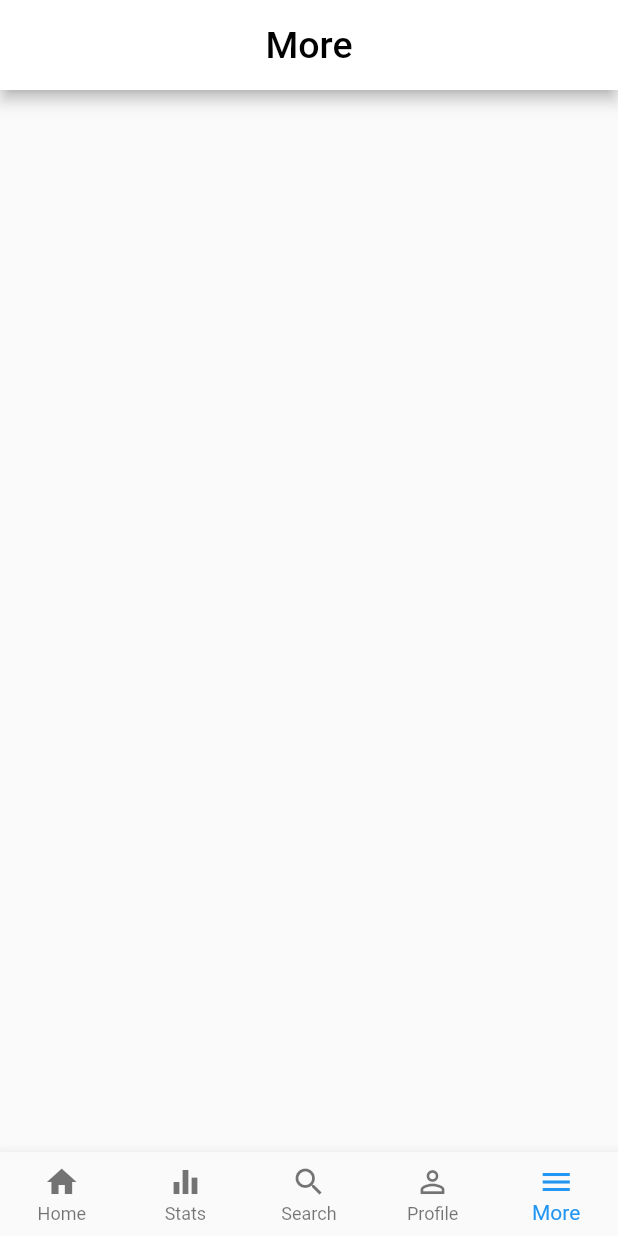
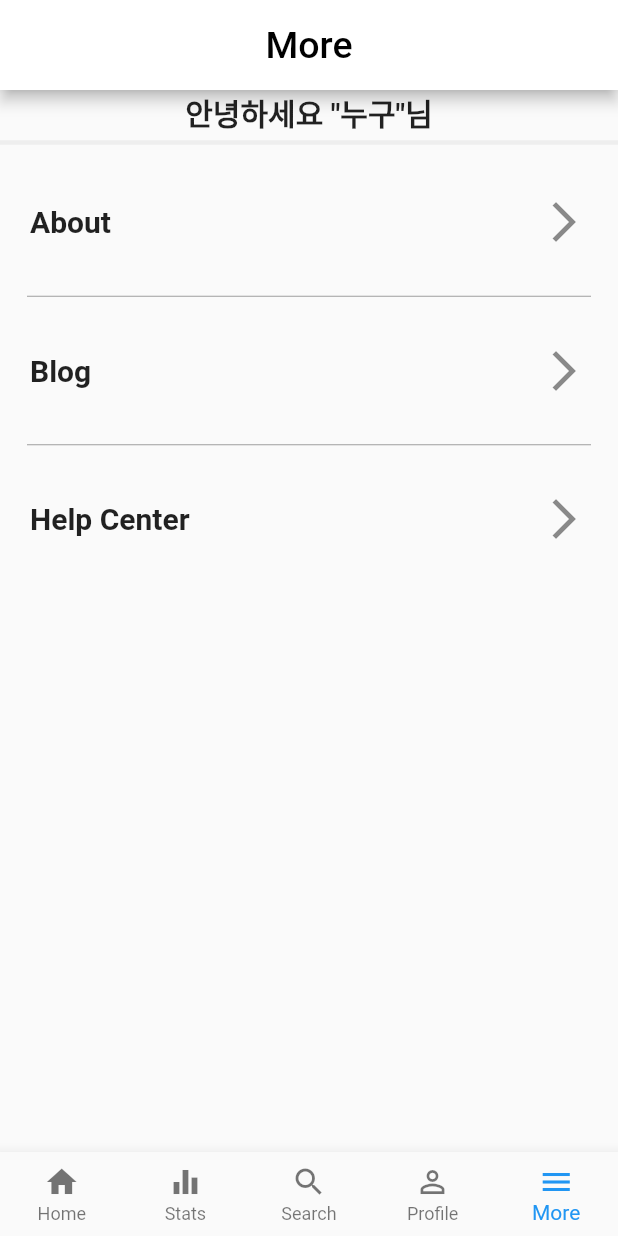
Before and after one commit to hhj1024/nft_market_alpha_01, a Flutter app: the screen it shows after launch, item 5 of the bottom bar chosen, on a phone screen of 412 x 824 dp. Run offline on Flutter 3.47's test engine with Material 2 defaults, Android fonts, the phone set to English and light mode, and no system bars.

Commit message:
More 내용추가

```diff
--- a/lib/widget/widget5/widget.dart
+++ b/lib/widget/widget5/widget.dart
@@ -1,7 +1,10 @@
 import 'package:flutter/material.dart';
 
+import 'about.dart';
+import 'notice.dart';
+
 class Widget5 extends StatefulWidget {
-  const Widget5({ Key? key }) : super(key: key);
+  const Widget5({Key? key}) : super(key: key);
 
   @override
   _Widget5State createState() => _Widget5State();
@@ -9,18 +12,142 @@ class Widget5 extends StatefulWidget {
 
 class _Widget5State extends State<Widget5> {
   @override
-  SafeArea build(BuildContext context) {
-    return SafeArea(
-      child: Scaffold(
-        appBar: AppBar(
-          backgroundColor: Colors.white,
-          toolbarHeight: 60,
-          title: const Text("More",
-            style: TextStyle(fontSize: 25, color: Colors.black),
+  void initState() {
+    super.initState();
+  }
+
+  @override
+  Widget build(BuildContext context) {
+    return Scaffold(
+      appBar: AppBar(
+        backgroundColor: Colors.white,
+        toolbarHeight: 60,
+        title: const Text(
+          "More",
+          style: TextStyle(fontSize: 25, color: Colors.black),
+        ),
+        centerTitle: true,
+      ),
+      body: Container(
+        margin: EdgeInsets.all(0.0),
+        padding: EdgeInsets.all(0.0),
+        // width: 250,     // 크기를 지정하지 않으면 자식의 크기
+        // height: 250,    // 크기를 지정하지 않으면 자식의 크기
+        // 화면 크기보다 자식이 크면 화면의 크기
+        child: ListView(
+          children: getMyList(),
+        ),
+      ),
+    );
+  }
+
+  List<Widget> getMyList() {
+    List<Widget> myList = [
+      Container(
+        alignment: Alignment.center,
+        child: Text(
+          '안녕하세요 "누구"님',
+          style: TextStyle(fontSize: 20, fontWeight: FontWeight.w700),
+        ),
+      ),
+      // ListTile(
+      //   contentPadding: EdgeInsets.all(20),
+      //   title: Text('내 프로필 관리', style: TextStyle(fontSize: 20),),
+      //   trailing: Icon(
+      //     Icons.account_circle_outlined,
+      //     size: 32,),
+      //   onTap: () {
+      //     Navigator.of(context).push(
+      //       MaterialPageRoute(builder: (context) => MyProfile())
+      //     );
+      //   },
+      // ),
+      _getDividerCategory(),
+      ListTile(
+        contentPadding: EdgeInsets.all(20),
+        title: Text(
+          'About',
+          style: TextStyle(
+            fontSize: 20,
+            fontWeight: FontWeight.bold,
           ),
-          centerTitle: true,
         ),
-    )
+        trailing: Icon(
+          Icons.arrow_forward_ios,
+          size: 32,
+        ),
+        onTap: () {
+          Navigator.of(context)
+              .push(MaterialPageRoute(builder: (context) => About()));
+        },
+      ),
+
+      // ListTile(
+      //   contentPadding: EdgeInsets.all(20),
+      //   title: Text('고객센터', style: TextStyle(fontSize: 20),),
+      //   trailing: Icon(
+      //     Icons.headset_mic_outlined,
+      //     size: 32,),
+      //   onTap: () {
+      //     print('Basic #1');
+      //   },
+      // ),
+      _getDivider(),
+      ListTile(
+        contentPadding: EdgeInsets.all(20),
+        title: Text(
+          'Blog',
+          style: TextStyle(
+            fontSize: 20,
+            fontWeight: FontWeight.bold,
+          ),
+        ),
+        trailing: Icon(
+          Icons.arrow_forward_ios,
+          size: 32,
+        ),
+        onTap: () {
+          // authProvider.handleSignOut();
+          print('로그아웃 됨');
+        },
+      ),
+      _getDivider(),
+      ListTile(
+        contentPadding: EdgeInsets.all(20),
+        title: Text(
+          'Help Center',
+          style: TextStyle(
+            fontSize: 20,
+            fontWeight: FontWeight.bold,
+          ),
+        ),
+        trailing: Icon(
+          Icons.arrow_forward_ios,
+          size: 32,
+        ),
+        onTap: () {
+          Navigator.of(context)
+              .push(MaterialPageRoute(builder: (context) => Notice()));
+        },
+      ),
+    ];
+    return myList;
+  }
+
+  Widget _getDivider() {
+    return Divider(
+      color: Colors.grey,
+      height: 3,
+      indent: 18,
+      endIndent: 18,
+    );
+  }
+
+  Widget _getDividerCategory() {
+    return Divider(
+      color: Colors.grey[200],
+      height: 10,
+      thickness: 3,
     );
   }
 }
```
Also changed, not shown: lib/widget/widget5/about.dart (added, +77 -0 lines), lib/widget/widget5/notice.dart (added, +64 -0 lines).
